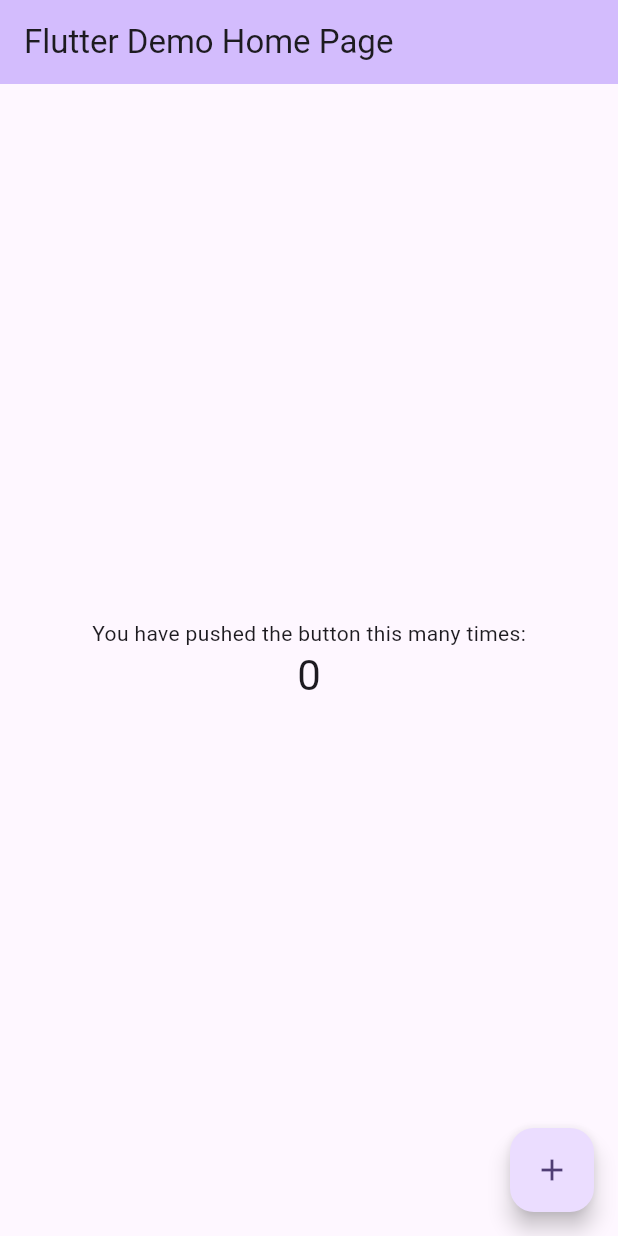
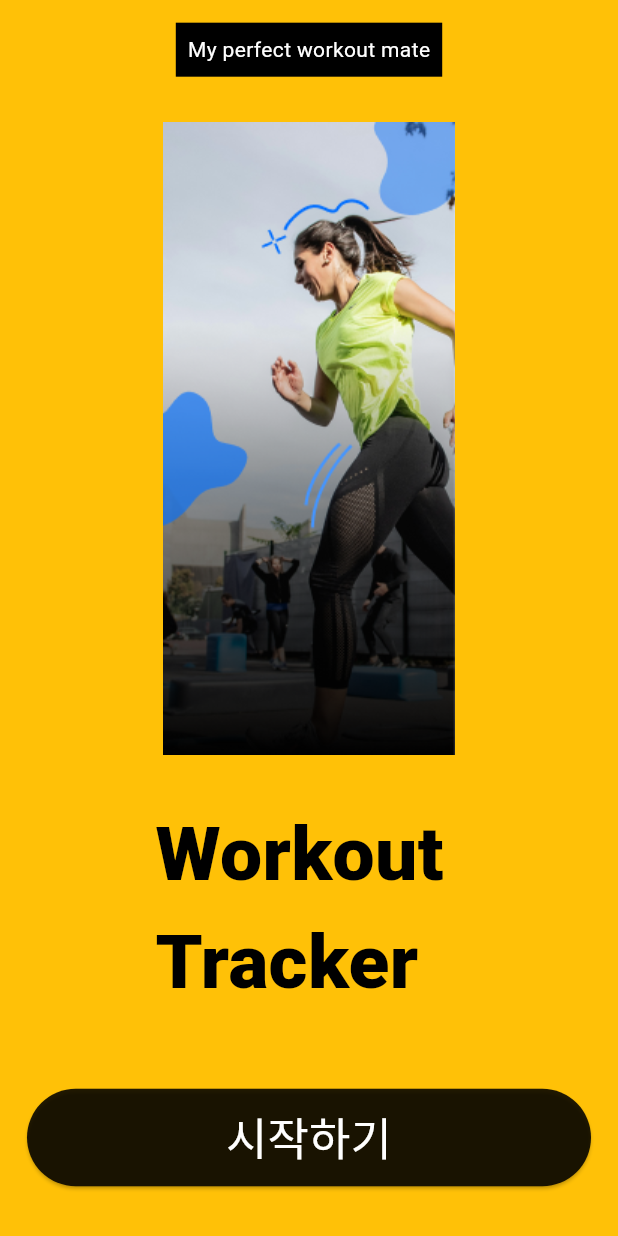
Before and after one commit to Xeostop1/workout-tracker, a Flutter app: the screen it shows after launch, on a phone screen of 412 x 824 dp. Run offline on Flutter 3.47's test engine with Material 3 defaults, Android fonts, the light colour scheme and no system bars.

Commit message:
add: base randing page

```diff
--- a/lib/main.dart
+++ b/lib/main.dart
@@ -7,116 +7,90 @@ void main() {
 class MyApp extends StatelessWidget {
   const MyApp({super.key});
 
-  // This widget is the root of your application.
   @override
   Widget build(BuildContext context) {
     return MaterialApp(
-      title: 'Flutter Demo',
-      theme: ThemeData(
-        // This is the theme of your application.
-        //
-        // TRY THIS: Try running your application with "flutter run". You'll see
-        // the application has a purple toolbar. Then, without quitting the app,
-        // try changing the seedColor in the colorScheme below to Colors.green
-        // and then invoke "hot reload" (save your changes or press the "hot
-        // reload" button in a Flutter-supported IDE, or press "r" if you used
-        // the command line to start the app).
-        //
-        // Notice that the counter didn't reset back to zero; the application
-        // state is not lost during the reload. To reset the state, use hot
-        // restart instead.
-        //
-        // This works for code too, not just values: Most code changes can be
-        // tested with just a hot reload.
-        colorScheme: ColorScheme.fromSeed(seedColor: Colors.deepPurple),
-      ),
-      home: const MyHomePage(title: 'Flutter Demo Home Page'),
+      home: LandingPage(),
+      // home: LayoutSample(),
     );
   }
 }
+class LandingPage extends StatelessWidget {
+  const LandingPage({super.key});
 
-class MyHomePage extends StatefulWidget {
-  const MyHomePage({super.key, required this.title});
+//컬럼먼저 사용하고 그안에 로우로 화면 구성
+  @override
+  Widget build(BuildContext context) {
+    return Scaffold(
+      backgroundColor: Colors.amber,
+      body: SafeArea(
+        child: Center(
+          child: Column(
+            mainAxisAlignment: MainAxisAlignment.spaceAround,
+            children: [
+              Container(
+                color: Colors.black,
+                padding: EdgeInsets.all(8),
+                child: Text("My perfect workout mate",
+                style: TextStyle(
+                  color: Colors.white
+                ),
+                ),
+              ),
+              Image(image: AssetImage('assets/runner.png')),
+              Align(
+                alignment: Alignment.center,
+                child: Text("Workout \nTracker",
+                  style: TextStyle(
+                    color: Colors.black,
+                    fontWeight: FontWeight.w800,
+                    fontSize: 50
+                  ),
+                ),
+              ),
+             Padding(
+               padding: const EdgeInsets.all(18.0),
+               child: ElevatedButton(
+                   onPressed: (){},
+                   style: ElevatedButton.styleFrom(
+                     backgroundColor: Colors.black87
 
-  // This widget is the home page of your application. It is stateful, meaning
-  // that it has a State object (defined below) that contains fields that affect
-  // how it looks.
+                   ),
+                   child:
+                    Center(
+                      child: Padding(
+                        padding: const EdgeInsets.all(11.0),
+                        child: Text("시작하기",
+                          style: TextStyle(
+                            color: Colors.white,
+                                fontSize: 30,
+                          ),
+                        ),
+                      ),
+                    )
 
-  // This class is the configuration for the state. It holds the values (in this
-  // case the title) provided by the parent (in this case the App widget) and
-  // used by the build method of the State. Fields in a Widget subclass are
-  // always marked "final".
+               ),
+             ),
+            ],
+          ),
 
-  final String title;
+        ),
+      ),
+    );
 
-  @override
-  State<MyHomePage> createState() => _MyHomePageState();
+  }
 }
 
-class _MyHomePageState extends State<MyHomePage> {
-  int _counter = 0;
-
-  void _incrementCounter() {
-    setState(() {
-      // This call to setState tells the Flutter framework that something has
-      // changed in this State, which causes it to rerun the build method below
-      // so that the display can reflect the updated values. If we changed
-      // _counter without calling setState(), then the build method would not be
-      // called again, and so nothing would appear to happen.
-      _counter++;
-    });
-  }
-
-  @override
-  Widget build(BuildContext context) {
-    // This method is rerun every time setState is called, for instance as done
-    // by the _incrementCounter method above.
-    //
-    // The Flutter framework has been optimized to make rerunning build methods
-    // fast, so that you can just rebuild anything that needs updating rather
-    // than having to individually change instances of widgets.
-    return Scaffold(
-      appBar: AppBar(
-        // TRY THIS: Try changing the color here to a specific color (to
-        // Colors.amber, perhaps?) and trigger a hot reload to see the AppBar
-        // change color while the other colors stay the same.
-        backgroundColor: Theme.of(context).colorScheme.inversePrimary,
-        // Here we take the value from the MyHomePage object that was created by
-        // the App.build method, and use it to set our appbar title.
-        title: Text(widget.title),
-      ),
-      body: Center(
-        // Center is a layout widget. It takes a single child and positions it
-        // in the middle of the parent.
-        child: Column(
-          // Column is also a layout widget. It takes a list of children and
-          // arranges them vertically. By default, it sizes itself to fit its
-          // children horizontally, and tries to be as tall as its parent.
-          //
-          // Column has various properties to control how it sizes itself and
-          // how it positions its children. Here we use mainAxisAlignment to
-          // center the children vertically; the main axis here is the vertical
-          // axis because Columns are vertical (the cross axis would be
-          // horizontal).
-          //
-          // TRY THIS: Invoke "debug painting" (choose the "Toggle Debug Paint"
-          // action in the IDE, or press "p" in the console), to see the
-          // wireframe for each widget.
-          mainAxisAlignment: MainAxisAlignment.center,
-          children: <Widget>[
-            const Text('You have pushed the button this many times:'),
-            Text(
-              '$_counter',
-              style: Theme.of(context).textTheme.headlineMedium,
-            ),
-          ],
-        ),
-      ),
-      floatingActionButton: FloatingActionButton(
-        onPressed: _incrementCounter,
-        tooltip: 'Increment',
-        child: const Icon(Icons.add),
-      ), // This trailing comma makes auto-formatting nicer for build methods.
-    );
-  }
-}
+// class LayoutSample extends StatelessWidget {
+//   const LayoutSample({super.key});
+//
+//   @override
+//   Widget build(BuildContext context) {
+//     return Scaffold(
+//       body: Container(
+//         child: Image(image: AssetImage('assets/runner-lager.png'),),
+//
+//       ),
+//     );
+//   }
+// }
--- a/pubspec.yaml
+++ b/pubspec.yaml
@@ -58,9 +58,8 @@ flutter:
   uses-material-design: true
 
   # To add assets to your application, add an assets section, like this:
-  # assets:
-  #   - images/a_dot_burr.jpeg
-  #   - images/a_dot_ham.jpeg
+  assets:
+     - assets/
 
   # An image asset can refer to one or more resolution-specific "variants", see
   # https://flutter.dev/to/resolution-aware-images
```
Also changed, not shown: assets/runner-large.png (added), assets/runner.png (added).
